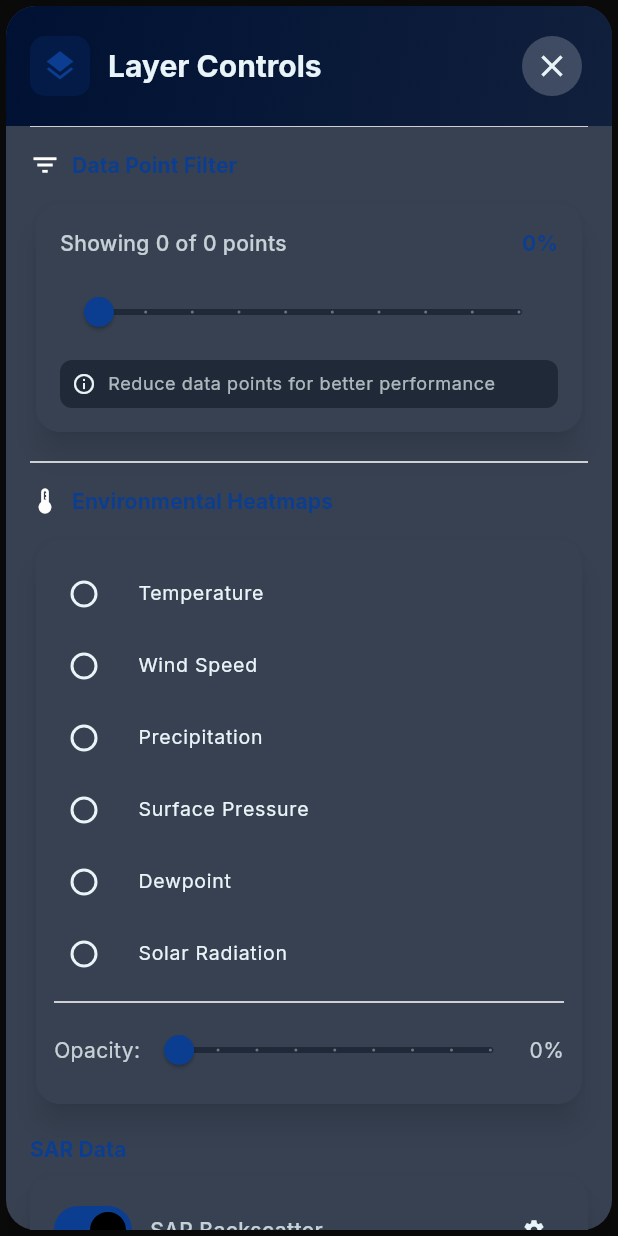
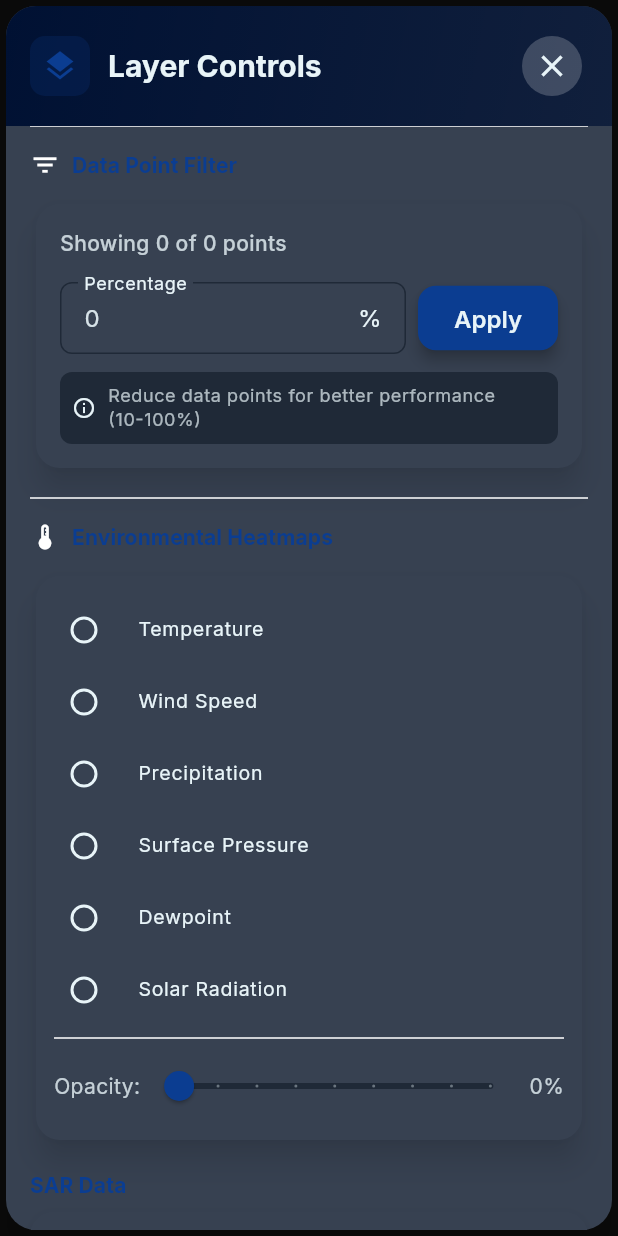
Before and after one commit to pranalitalla8/sarveillance, a Flutter app: the LayerControlPanel widget shown alone on an empty page, opened directly with empty values, scrolled down 576 dp, on a phone screen of 412 x 824 dp. Run offline on Flutter 3.47's test engine with Material 3 defaults, Android fonts, the phone set to English and light mode, and no system bars; our stand-ins replace csv, fl_chart, flutter_map, google_fonts, google_maps_flutter, latlong2; network calls fail.

Commit message:
changed slider to text input on layer

```diff
--- a/lib/widgets/layer_control_panel.dart
+++ b/lib/widgets/layer_control_panel.dart
@@ -46,6 +46,8 @@ class LayerControlPanel extends StatefulWidget {
 }
 
 class _LayerControlPanelState extends State<LayerControlPanel> {
+  late TextEditingController _dataPointController;
+
   final Map<String, bool> _layerVisibility = {
     'SAR Backscatter': true,
     'Coherence': false,
@@ -69,6 +71,28 @@ class _LayerControlPanelState extends State<LayerControlPanel> {
     'Roads': 0.8,
     'Buildings': 0.7,
   };
+
+  @override
+  void initState() {
+    super.initState();
+    _dataPointController = TextEditingController(
+      text: (widget.dataPointPercentage * 100).toInt().toString(),
+    );
+  }
+
+  @override
+  void didUpdateWidget(LayerControlPanel oldWidget) {
+    super.didUpdateWidget(oldWidget);
+    if (oldWidget.dataPointPercentage != widget.dataPointPercentage) {
+      _dataPointController.text = (widget.dataPointPercentage * 100).toInt().toString();
+    }
+  }
+
+  @override
+  void dispose() {
+    _dataPointController.dispose();
+    super.dispose();
+  }
 
   @override
   Widget build(BuildContext context) {
@@ -339,34 +363,69 @@ class _LayerControlPanelState extends State<LayerControlPanel> {
             child: Column(
               crossAxisAlignment: CrossAxisAlignment.start,
               children: [
+                Text(
+                  'Showing ${widget.displayedDataPoints} of ${widget.totalDataPoints} points',
+                  style: Theme.of(context).textTheme.bodyMedium?.copyWith(
+                    fontWeight: FontWeight.w500,
+                  ),
+                ),
+                const SizedBox(height: 16),
                 Row(
-                  mainAxisAlignment: MainAxisAlignment.spaceBetween,
                   children: [
-                    Text(
-                      'Showing ${widget.displayedDataPoints} of ${widget.totalDataPoints} points',
-                      style: Theme.of(context).textTheme.bodyMedium?.copyWith(
-                        fontWeight: FontWeight.w500,
+                    Expanded(
+                      child: TextField(
+                        controller: _dataPointController,
+                        decoration: InputDecoration(
+                          labelText: 'Percentage',
+                          hintText: 'Enter 10-100',
+                          suffixText: '%',
+                          border: OutlineInputBorder(
+                            borderRadius: BorderRadius.circular(8),
+                          ),
+                          contentPadding: const EdgeInsets.symmetric(
+                            horizontal: 12,
+                            vertical: 12,
+                          ),
+                        ),
+                        keyboardType: TextInputType.number,
+                        onSubmitted: (value) {
+                          final percentage = int.tryParse(value);
+                          if (percentage != null && percentage >= 10 && percentage <= 100) {
+                            widget.onDataPointPercentageChanged(percentage / 100.0);
+                          } else {
+                            // Reset to current value if invalid
+                            _dataPointController.text = (widget.dataPointPercentage * 100).toInt().toString();
+                            ScaffoldMessenger.of(context).showSnackBar(
+                              const SnackBar(
+                                content: Text('Please enter a value between 10 and 100'),
+                                duration: Duration(seconds: 2),
+                              ),
+                            );
+                          }
+                        },
                       ),
                     ),
-                    Text(
-                      '${(widget.dataPointPercentage * 100).toInt()}%',
-                      style: Theme.of(context).textTheme.bodyMedium?.copyWith(
-                        color: Theme.of(context).colorScheme.primary,
-                        fontWeight: FontWeight.bold,
-                      ),
+                    const SizedBox(width: 8),
+                    ElevatedButton(
+                      onPressed: () {
+                        final percentage = int.tryParse(_dataPointController.text);
+                        if (percentage != null && percentage >= 10 && percentage <= 100) {
+                          widget.onDataPointPercentageChanged(percentage / 100.0);
+                        } else {
+                          _dataPointController.text = (widget.dataPointPercentage * 100).toInt().toString();
+                          ScaffoldMessenger.of(context).showSnackBar(
+                            const SnackBar(
+                              content: Text('Please enter a value between 10 and 100'),
+                              duration: Duration(seconds: 2),
+                            ),
+                          );
+                        }
+                      },
+                      child: const Text('Apply'),
                     ),
                   ],
                 ),
                 const SizedBox(height: 12),
-                Slider(
-                  value: widget.dataPointPercentage,
-                  min: 0.1,
-                  max: 1.0,
-                  divisions: 9,
-                  label: '${(widget.dataPointPercentage * 100).toInt()}%',
-                  onChanged: widget.onDataPointPercentageChanged,
-                ),
-                const SizedBox(height: 8),
                 Container(
                   padding: const EdgeInsets.all(8),
                   decoration: BoxDecoration(
@@ -383,7 +442,7 @@ class _LayerControlPanelState extends State<LayerControlPanel> {
                       const SizedBox(width: 8),
                       Expanded(
                         child: Text(
-                          'Reduce data points for better performance',
+                          'Reduce data points for better performance (10-100%)',
                           style: Theme.of(context).textTheme.bodySmall,
                         ),
                       ),
```
